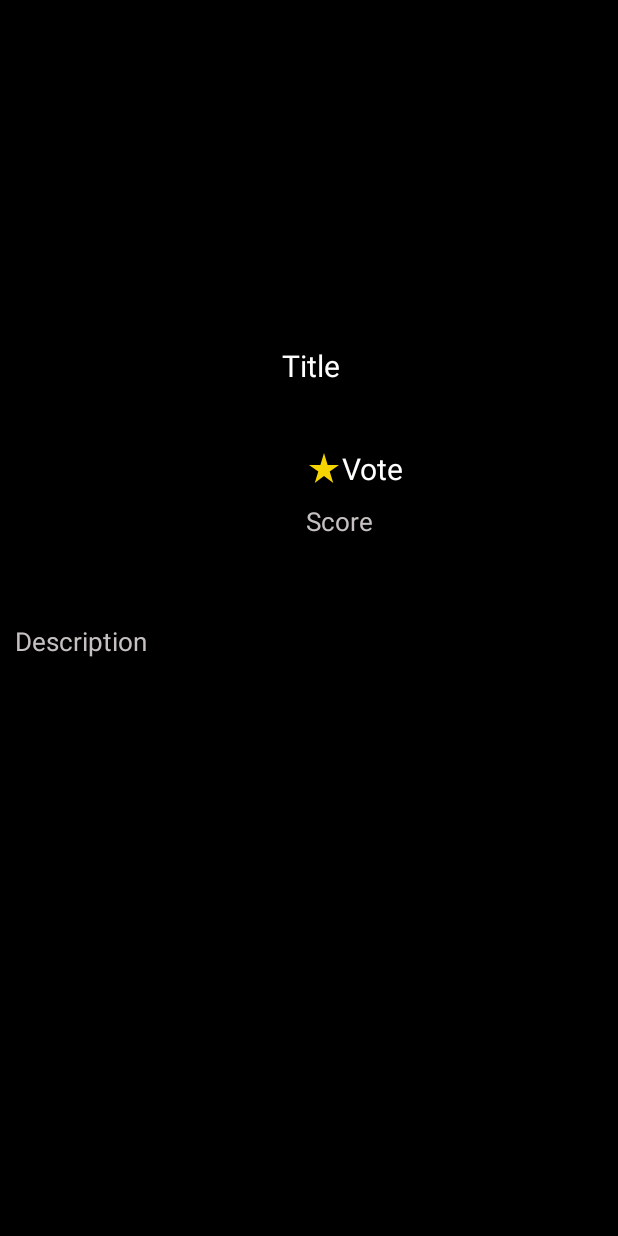
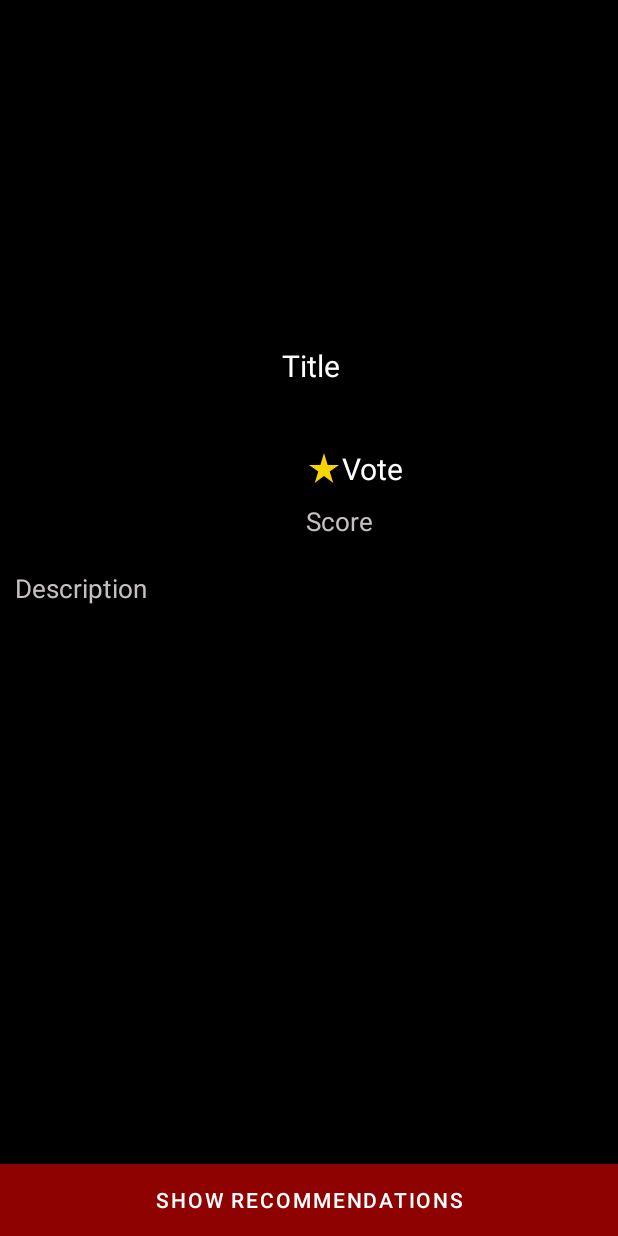
Before and after one commit to FCAlfred/DEMOMovieDB, an Android app: the layout fragment_details.xml on its own in the app's theme, with its tools: preview values and no code run, on a phone screen of 412 x 824 dp. Run offline under Robolectric (Android 15) with nearby library versions, the phone set to English and light mode, and no system bars.

Commit message:
Implement details when user selects a movie

```diff
--- a/app/src/main/AndroidManifest.xml
+++ b/app/src/main/AndroidManifest.xml
@@ -12,9 +12,11 @@
         android:supportsRtl="true"
         android:theme="@style/Theme.DEMOMovieDB">
         <activity
+            android:screenOrientation="portrait"
             android:name=".MainActivity"
             android:exported="false" />
         <activity
+            android:screenOrientation="portrait"
             android:name=".IntroActivity"
             android:exported="true">
             <intent-filter>
--- a/app/src/main/java/com/fred/demomoviedb/view/fragment/MoviesFragment.kt
+++ b/app/src/main/java/com/fred/demomoviedb/view/fragment/MoviesFragment.kt
@@ -77,7 +77,6 @@ class MoviesFragment : Fragment(), MoviesAdapter.MovieActions {
             mRatedMoviesAdapter = MoviesAdapter(mutableListOf(), this@MoviesFragment)
             recyclerRated.adapter = mRatedMoviesAdapter
         }
-
         getPopularMovies()
         getRatedMovies()
     }
@@ -153,8 +152,7 @@ class MoviesFragment : Fragment(), MoviesAdapter.MovieActions {
                 getString(R.string.no_internet_connection),
                 Toasty.LENGTH_SHORT,
                 true
-            )
-                .show()
+            ).show()
             binding.apply {
                 shimmer.hideShimmer()
                 imageViewConnectionStatus.setVisible(true)
--- a/app/src/main/java/com/fred/demomoviedb/viewModel/MovieViewModel.kt
+++ b/app/src/main/java/com/fred/demomoviedb/viewModel/MovieViewModel.kt
@@ -6,6 +6,7 @@ import androidx.lifecycle.ViewModel
 import com.fred.demomoviedb.model.Movie
 
 class MovieViewModel : ViewModel() {
+
     private var _currentMovieSelected = MutableLiveData<Movie>()
     val currentMovieSelected: LiveData<Movie> get() = _currentMovieSelected
 
--- a/app/src/main/res/layout/fragment_details.xml
+++ b/app/src/main/res/layout/fragment_details.xml
@@ -84,23 +84,35 @@
         tools:text="Vote" />
 
     <TextView
-        android:id="@+id/text_view_description"
-        style="@style/Titles"
-        android:layout_marginTop="8dp"
+        android:id="@+id/text_view_movie_description"
+        style="@style/SubTitles"
+        android:layout_height="0dp"
+        android:ellipsize="end"
         android:gravity="start"
+        android:padding="10dp"
+        android:visibility="visible"
+        app:layout_constraintBottom_toTopOf="@+id/button"
+        app:layout_constraintStart_toStartOf="@+id/image_view_movie_front"
+        app:layout_constraintTop_toBottomOf="@+id/image_view_movie_front"
+        tools:text="Description" />
+
+    <Button
+        android:foreground="?attr/selectableItemBackground"
+        android:id="@+id/button"
+        android:layout_width="match_parent"
+        android:layout_height="wrap_content"
+        android:background="@color/dark_red"
+        android:text="@string/show_recommendations"
+        app:layout_constraintBottom_toBottomOf="parent"
+        app:layout_constraintTop_toBottomOf="@+id/text_view_movie_description" />
+
+    <androidx.recyclerview.widget.RecyclerView
+        android:id="@+id/recycler_recommendation"
+        android:layout_width="match_parent"
+        android:layout_height="0dp"
+        android:visibility="gone"
+        app:layout_constraintBottom_toTopOf="@+id/button"
         app:layout_constraintStart_toStartOf="@+id/image_view_movie_front"
         app:layout_constraintTop_toBottomOf="@+id/image_view_movie_front" />
 
-    <TextView
-        android:id="@+id/text_view_movie_description"
-        style="@style/SubTitles"
-        android:layout_height="0dp"
-        android:gravity="start"
-        android:padding="10dp"
-        app:layout_constraintBottom_toBottomOf="parent"
-        app:layout_constraintEnd_toEndOf="parent"
-        app:layout_constraintStart_toStartOf="@+id/text_view_description"
-        app:layout_constraintTop_toBottomOf="@+id/text_view_description"
-        tools:text="Description" />
-
 </androidx.constraintlayout.widget.ConstraintLayout>
--- a/app/src/main/res/values-night/themes.xml
+++ b/app/src/main/res/values-night/themes.xml
@@ -2,7 +2,7 @@
     <!-- Base application theme. -->
     <style name="Theme.DEMOMovieDB" parent="Theme.MaterialComponents.DayNight.DarkActionBar">
         <!-- Primary brand color. -->
-        <item name="colorPrimary">@color/purple_200</item>
+        <item name="colorPrimary">@color/dark_red</item>
         <item name="colorPrimaryVariant">@color/purple_700</item>
         <item name="colorOnPrimary">@color/black</item>
         <!-- Secondary brand color. -->
--- a/app/src/main/res/values/colors.xml
+++ b/app/src/main/res/values/colors.xml
@@ -1,7 +1,6 @@
 <?xml version="1.0" encoding="utf-8"?>
 <resources>
-    <color name="purple_200">#FFBB86FC</color>
-    <color name="purple_500">#FF6200EE</color>
+
     <color name="purple_700">#FF3700B3</color>
     <color name="teal_200">#FF03DAC5</color>
     <color name="teal_700">#FF018786</color>
--- a/app/src/main/res/values/strings.xml
+++ b/app/src/main/res/values/strings.xml
@@ -2,4 +2,6 @@
     <string name="app_name">DEMOMovieDB</string>
     <string name="url_load_image">https://image.tmdb.org/t/p/w342</string>
     <string name="no_internet_connection">SIN CONEXIÓN A INTERNET</string>
+    <string name="show_recommendations">Show Recommendations</string>
+    <string name="hide_recommendations">Hide Recommendations</string>
 </resources>
--- a/app/src/main/res/values/themes.xml
+++ b/app/src/main/res/values/themes.xml
@@ -2,7 +2,7 @@
     <!-- Base application theme. -->
     <style name="Theme.DEMOMovieDB" parent="Theme.MaterialComponents.DayNight.NoActionBar">
         <!-- Primary brand color. -->
-        <item name="colorPrimary">@color/purple_500</item>
+        <item name="colorPrimary">@color/dark_red</item>
         <item name="colorPrimaryVariant">#000</item>
         <item name="colorOnPrimary">@color/white</item>
         <!-- Secondary brand color. -->
```
Also changed, not shown: app/src/main/java/com/fred/demomoviedb/view/fragment/DetailsFragment.kt (+59 -1 lines).
